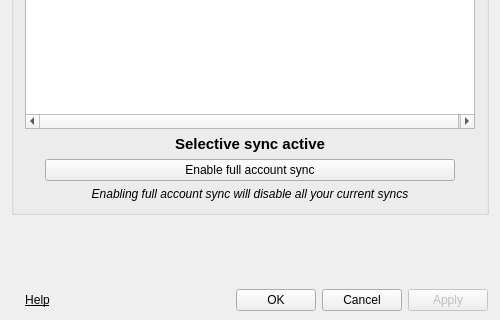
Before: the Qt Designer form Source/MEGASync/gui/SettingsDialog.ui in meganz/MEGAsync, drawn with Qt 5; both pictures show x 0 to 500 and y 200 to 520 of the 500 by 520 pixel window.
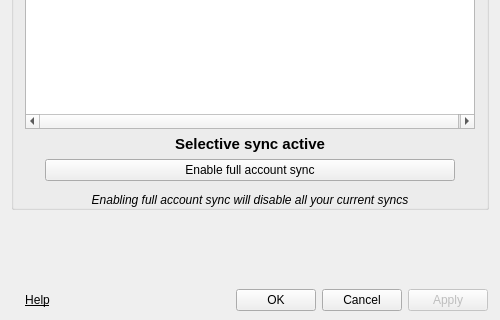
After: the same form once the commit is applied. The open tabs and pages were chosen to show the change. Icons and pictures are not drawn.

The edit to the form file:
```diff
--- a/Source/MEGASync/gui/SettingsDialog.ui
+++ b/Source/MEGASync/gui/SettingsDialog.ui
@@ -707,6 +707,9 @@
           <property name="topMargin">
            <number>0</number>
           </property>
+          <property name="bottomMargin">
+           <number>0</number>
+          </property>
           <item>
            <widget class="QWidget" name="wSyncsButtons" native="true">
             <property name="layoutDirection">
@@ -904,14 +907,22 @@
               <italic>true</italic>
              </font>
             </property>
+            <property name="styleSheet">
+             <string notr="true">margin-top: 6px;
+padding-left: 20px;
+padding-right: 20px;</string>
+            </property>
             <property name="text">
              <string>Enabling full account sync will disable all your current syncs</string>
             </property>
             <property name="alignment">
              <set>Qt::AlignCenter</set>
             </property>
+            <property name="wordWrap">
+             <bool>true</bool>
+            </property>
             <property name="margin">
-             <number>6</number>
+             <number>0</number>
             </property>
            </widget>
           </item>
```
Left out of the diff: 8 changed lines with no effect on the pictures.
